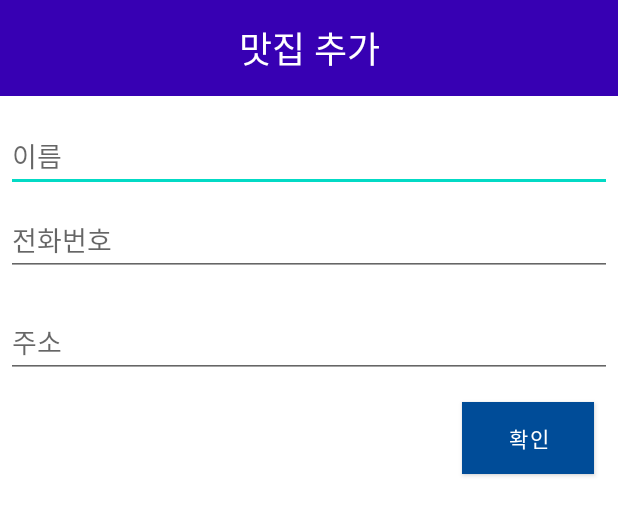
After one commit to fosemfhtm/BobJoe, an Android app: the layout activity_add_phone.xml on its own in the app's theme, with its tools: preview values and no code run, on a phone screen of 412 x 824 dp. The commit adds this screen. Shown: the top 516 px of the screen. Run offline under Robolectric (Android 15) with nearby library versions, the phone set to English and light mode, and no system bars.

Commit message:
PhoneBook List Completed..

```diff
--- a/app/build.gradle
+++ b/app/build.gradle
@@ -46,6 +46,8 @@ dependencies {
     androidTestImplementation 'androidx.test.ext:junit:1.1.3'
     androidTestImplementation 'androidx.test.espresso:espresso-core:3.4.0'
 
+    //RecyclerView
+    implementation "androidx.recyclerview:recyclerview:1.2.1"
     //Viewpager
     implementation 'androidx.viewpager2:viewpager2:1.0.0'
     //Gson
--- a/app/src/main/AndroidManifest.xml
+++ b/app/src/main/AndroidManifest.xml
@@ -10,6 +10,10 @@
         android:supportsRtl="true"
         android:theme="@style/Theme.Foodmap">
         <activity
+            android:name=".phone.AddPhoneActivity"
+            android:exported="false"
+            android:theme="@android:style/Theme.Material.Light.Dialog"/>
+        <activity
             android:name=".MainActivity"
             android:exported="true">
             <intent-filter>
--- a/app/src/main/java/food/map/MainViewPagerAdapter.kt
+++ b/app/src/main/java/food/map/MainViewPagerAdapter.kt
@@ -3,6 +3,7 @@ package food.map
 import androidx.fragment.app.Fragment
 import androidx.fragment.app.FragmentActivity
 import androidx.viewpager2.adapter.FragmentStateAdapter
+import food.map.phone.PhoneBookFragment
 
 const val PAGE_NUMBER = 3
 
--- a/app/src/main/java/food/map/PhonePage.kt
+++ b/app/src/main/java/food/map/data/PhonePage.kt
@@ -1,4 +1,4 @@
-package food.map
+package food.map.data
 
 data class PhonePage(
     var name: String = "",
--- /dev/null
+++ b/app/src/main/res/layout/activity_add_phone.xml
@@ -0,0 +1,63 @@
+<?xml version="1.0" encoding="utf-8"?>
+<LinearLayout
+    xmlns:android="http://schemas.android.com/apk/res/android"
+    android:layout_width="match_parent"
+    android:layout_height="wrap_content"
+    android:gravity="center"
+    android:orientation="vertical">
+
+    <TextView
+        android:layout_width="match_parent"
+        android:layout_height="64dp"
+        android:gravity="center"
+        android:text="맛집 추가"
+        android:textSize="24sp"
+        android:textColor="#ffffff"
+        android:background="@color/design_default_color_primary_dark"/>
+
+    <EditText
+        android:id="@+id/et_name"
+        android:layout_width="match_parent"
+        android:layout_height="wrap_content"
+        android:layout_marginLeft="4dp"
+        android:layout_marginTop="16dp"
+        android:layout_marginRight="4dp"
+        android:layout_marginBottom="4dp"
+        android:hint="이름"
+        android:inputType="text" />
+
+    <EditText
+        android:id="@+id/et_phone"
+        android:layout_width="match_parent"
+        android:layout_height="wrap_content"
+        android:layout_marginLeft="4dp"
+        android:layout_marginTop="4dp"
+        android:layout_marginRight="4dp"
+        android:layout_marginBottom="16dp"
+        android:fontFamily="sans-serif"
+        android:hint="전화번호"
+        android:inputType="phone" />
+
+    <EditText
+        android:id="@+id/et_location"
+        android:layout_width="match_parent"
+        android:layout_height="wrap_content"
+        android:layout_marginLeft="4dp"
+        android:layout_marginTop="4dp"
+        android:layout_marginRight="4dp"
+        android:layout_marginBottom="16dp"
+        android:fontFamily="sans-serif"
+        android:hint="주소"
+        android:inputType="text" />
+
+    <Button
+        android:id="@+id/btn_ok"
+        android:layout_width="wrap_content"
+        android:layout_height="wrap_content"
+        android:layout_gravity="end"
+        android:layout_marginEnd="16dp"
+        android:layout_marginBottom="16dp"
+        android:background="@color/design_default_color_primary_dark"
+        android:text="확인"
+        android:textColor="@color/white"/>
+</LinearLayout>
```
Also changed, not shown: app/src/main/java/food/map/PhoneBookFragment.kt (deleted, +0 -86 lines), app/src/main/java/food/map/phone/AddPhoneActivity.kt (added, +45 -0 lines), app/src/main/java/food/map/phone/JsonController.kt (added, +58 -0 lines), app/src/main/java/food/map/phone/PhoneBookFragment.kt (added, +105 -0 lines), app/src/main/res/layout/fragment_phonebook.xml (+27 -7 lines), app/src/main/res/layout/rv_item_phonebook.xml (added, +33 -0 lines).
